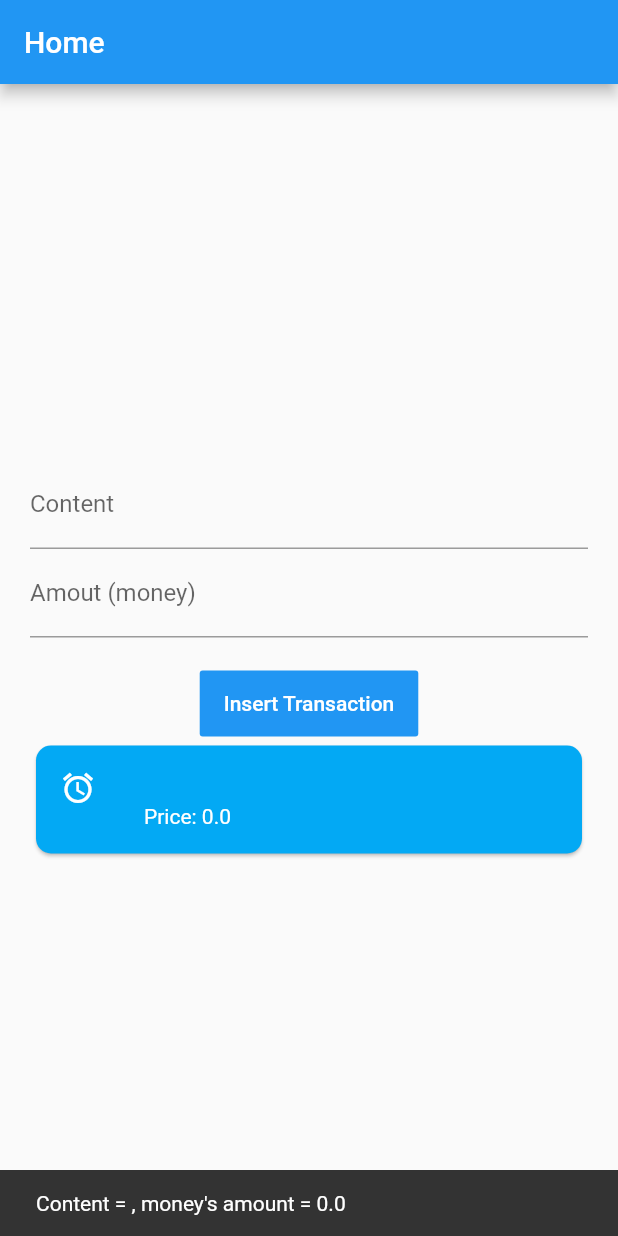
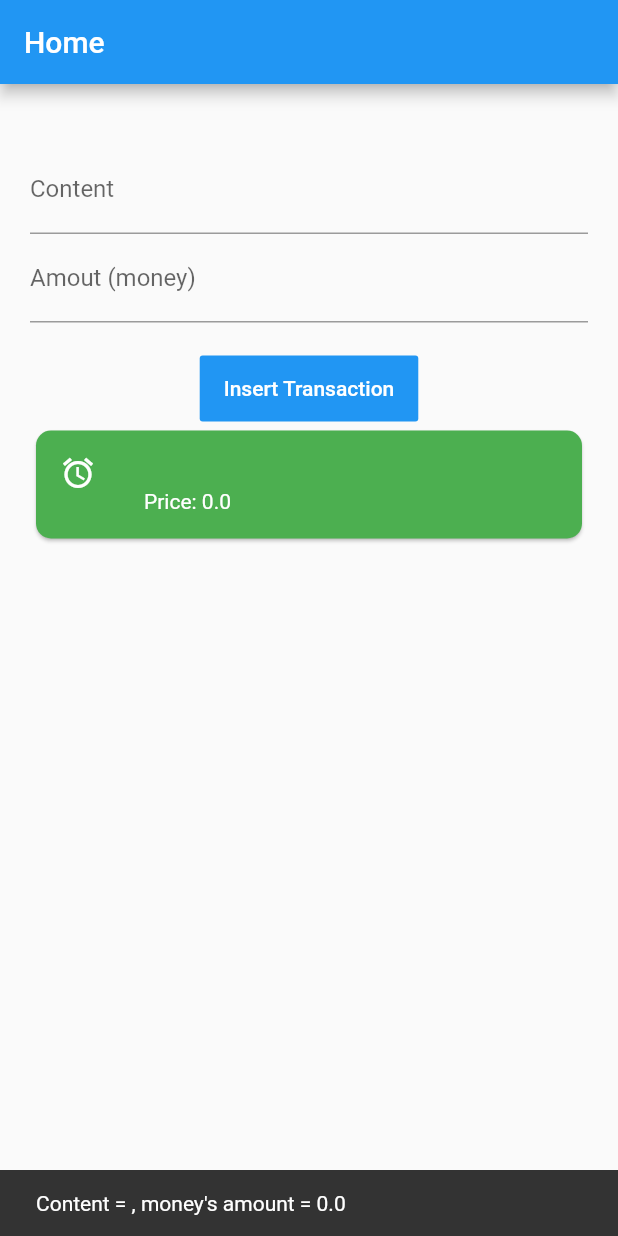
Before and after one commit to duypxd/Flutter_Demo, a Flutter app: the screen it shows after launch, after a tap on "Insert Transaction", on a phone screen of 412 x 824 dp. Run offline on Flutter 3.47's test engine with Material 2 defaults, Android fonts, the phone set to English and light mode, and no system bars; missing offline and left inert: dart:ffi.

Commit message:
widget create list

```diff
--- a/lib/transactionList.dart
+++ b/lib/transactionList.dart
@@ -1,4 +1,5 @@
 import 'package:flutter/material.dart';
+import 'package:flutter/rendering.dart';
 import 'transaction.dart';
 
 class TransactionList extends StatelessWidget {
@@ -6,24 +7,25 @@ class TransactionList extends StatelessWidget {
 
   TransactionList({required this.transactions});
 
-  List<Widget> _buildWidgetList() {
-    int index = 0;
-    return transactions.map((e) {
-      index++;
+  ListView _buildWidgetList() {
+    return ListView.builder(
+        itemCount: transactions.length,
+        itemBuilder: (context, index) {
           return Card(
-        shape: RoundedRectangleBorder(borderRadius: BorderRadius.circular(10)),
-        color: (index - 1) % 2 == 0 ? Colors.lightBlue : Colors.greenAccent,
+            shape:
+                RoundedRectangleBorder(borderRadius: BorderRadius.circular(10)),
+            color: (index - 1) % 2 == 0 ? Colors.lightBlue : Colors.green,
             child: ListTile(
               leading: const Icon(
                 Icons.alarm,
                 color: Colors.white,
               ),
               title: Text(
-            e.content,
+                transactions[index].content,
                 style: TextStyle(color: Colors.white),
               ),
               subtitle: Text(
-            'Price: ${e.amount}',
+                'Price: ${transactions[index].amount}',
                 style: TextStyle(color: Colors.white),
               ),
               onTap: () {
@@ -31,11 +33,12 @@ class TransactionList extends StatelessWidget {
               },
             ),
           );
-    }).toList();
+        });
   }
 
   @override
   Widget build(BuildContext context) {
-    return Column(children: _buildWidgetList());
+    // return Column(children: _buildWidgetList());
+    return Container(height: 500, child: _buildWidgetList());
   }
 }
```
Lines whose indentation alone changed are shown as unchanged.
